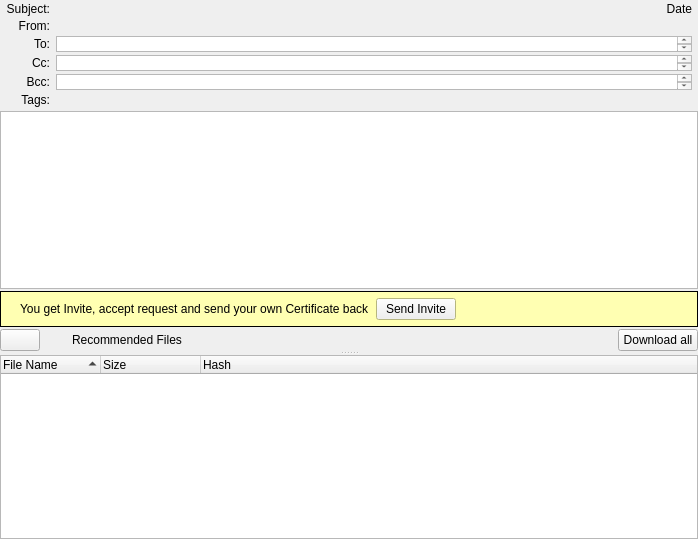
First picture: the form in retroshare-gui/src/gui/msgs/MessageWidget.ui, repository RetroShare/RetroShare, before the edit.
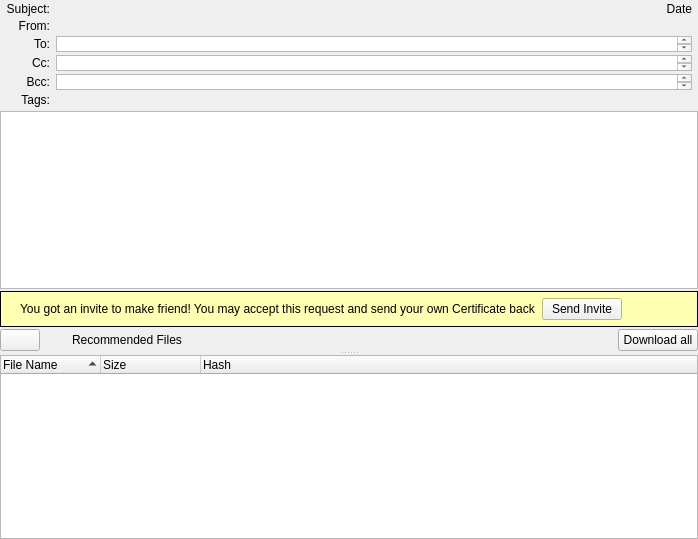
Second picture: the form after the edit. Icons and pictures are not drawn. Custom widgets are drawn as their Qt base class.

Diff of the .ui file:
```diff
--- a/retroshare-gui/src/gui/msgs/MessageWidget.ui
+++ b/retroshare-gui/src/gui/msgs/MessageWidget.ui
@@ -415,7 +415,7 @@
            <item>
             <widget class="QLabel" name="infoLabel">
              <property name="text">
-              <string notr="true">You get Invite, accept request and send your own Certificate back</string>
+              <string notr="true">You got an invite to make friend! You may accept this request and send your own Certificate back</string>
              </property>
             </widget>
            </item>
```
